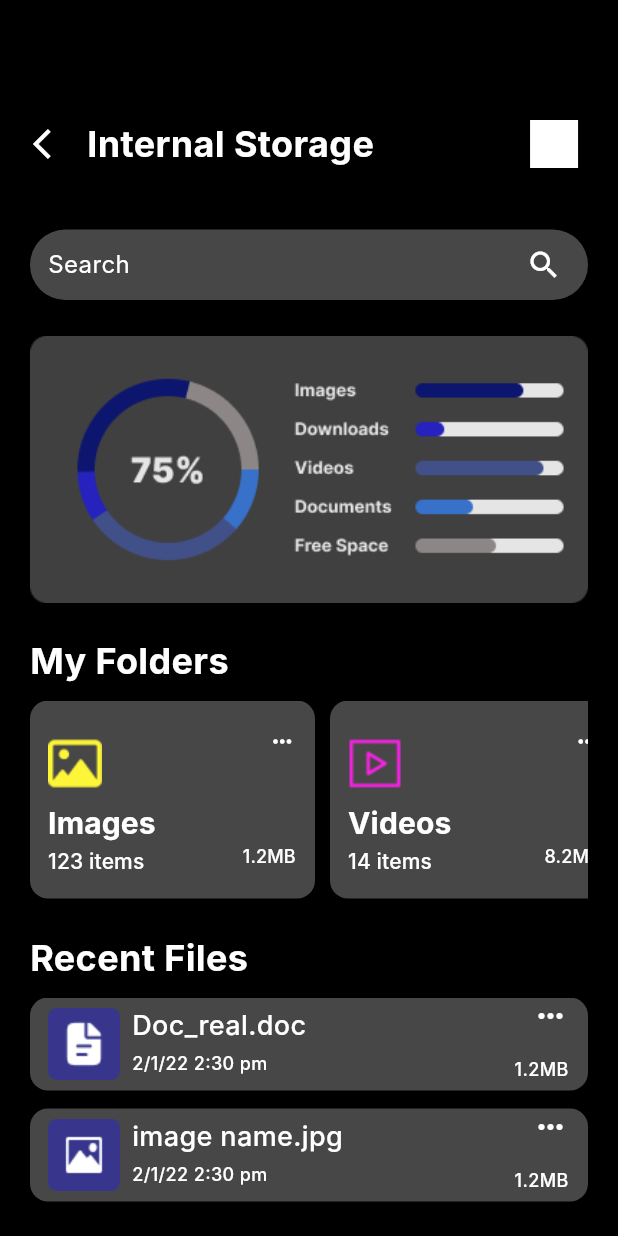
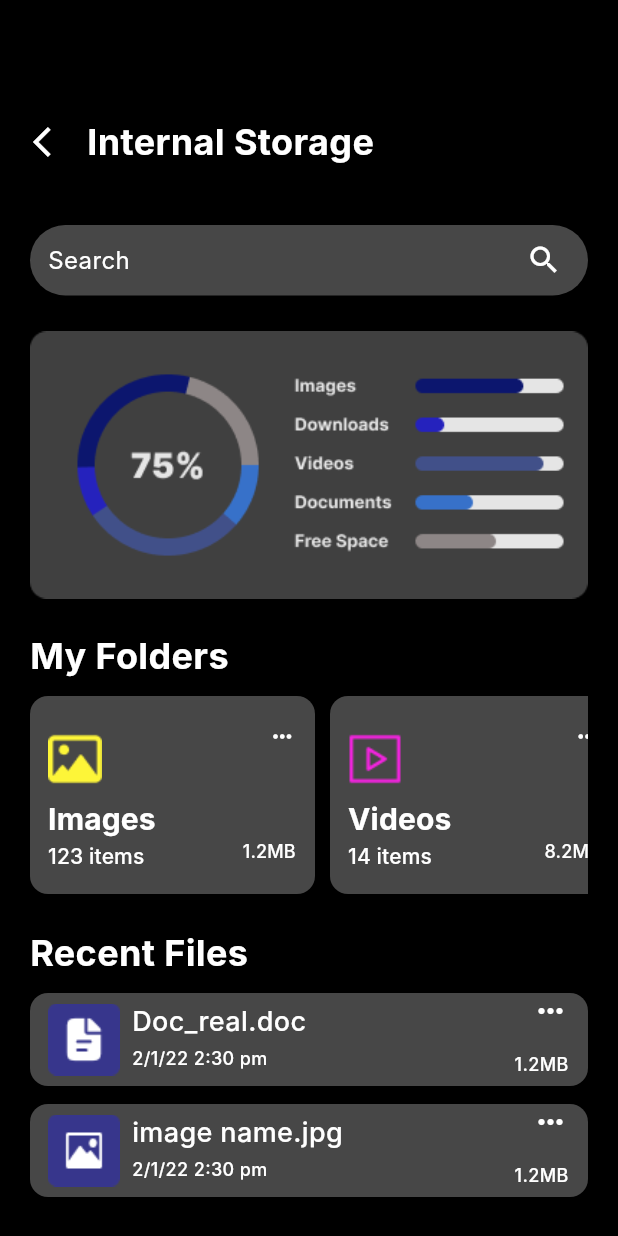
Before and after one commit to msulemanjaved82/fm5m423, a Flutter app: the screen it shows after launch, after a tap on "Internal Storage", on a phone screen of 412 x 824 dp. Run offline on Flutter 3.47's test engine with Material 3 defaults, Android fonts, the light colour scheme and no system bars; our stand-ins replace popover; Roboto replaces fonts that are missing (Inter).

Commit message:
by Sattar

```diff
--- a/lib/Internal storage screen.dart
+++ b/lib/Internal storage screen.dart
@@ -45,11 +45,6 @@ class _InternalStorageState extends State<InternalStorage> {
                   ),
                   SizedBox(
                     width: 104,
-                  ),
-                  Container(
-                    width: 32,
-                    height: 32,
-                    color: Colors.white,
                   ),
                 ],
               ),
```
